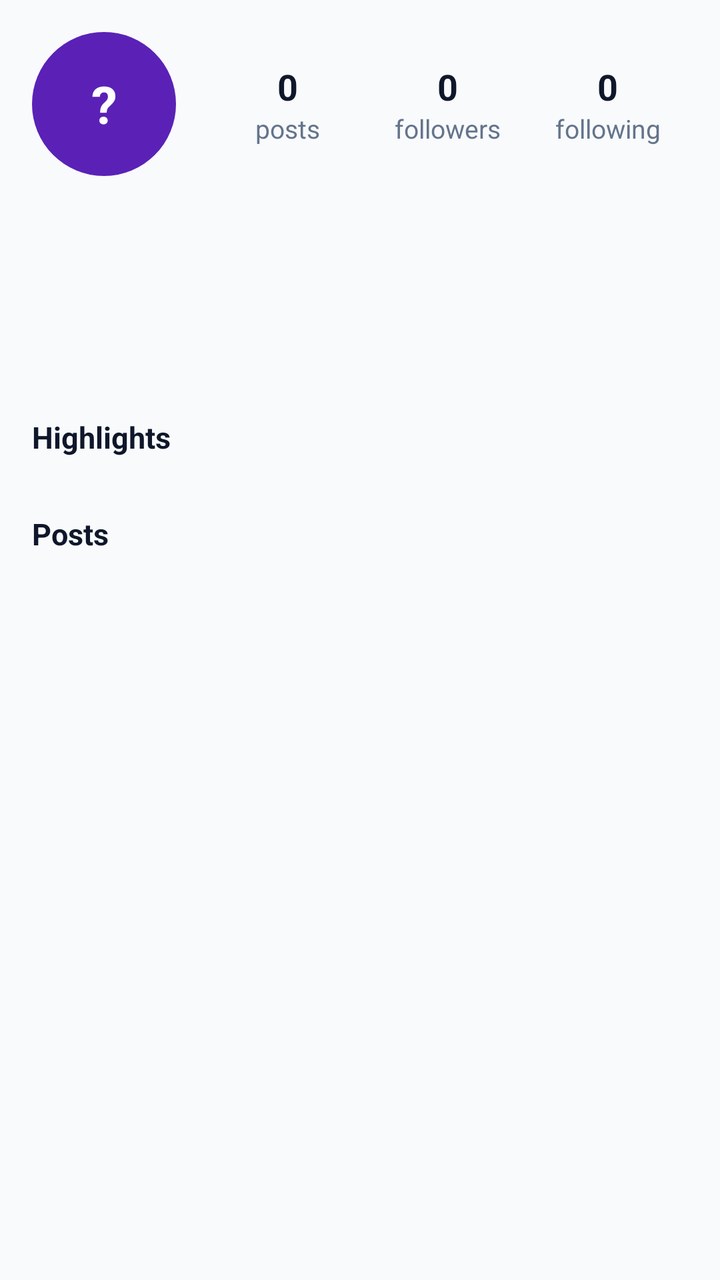
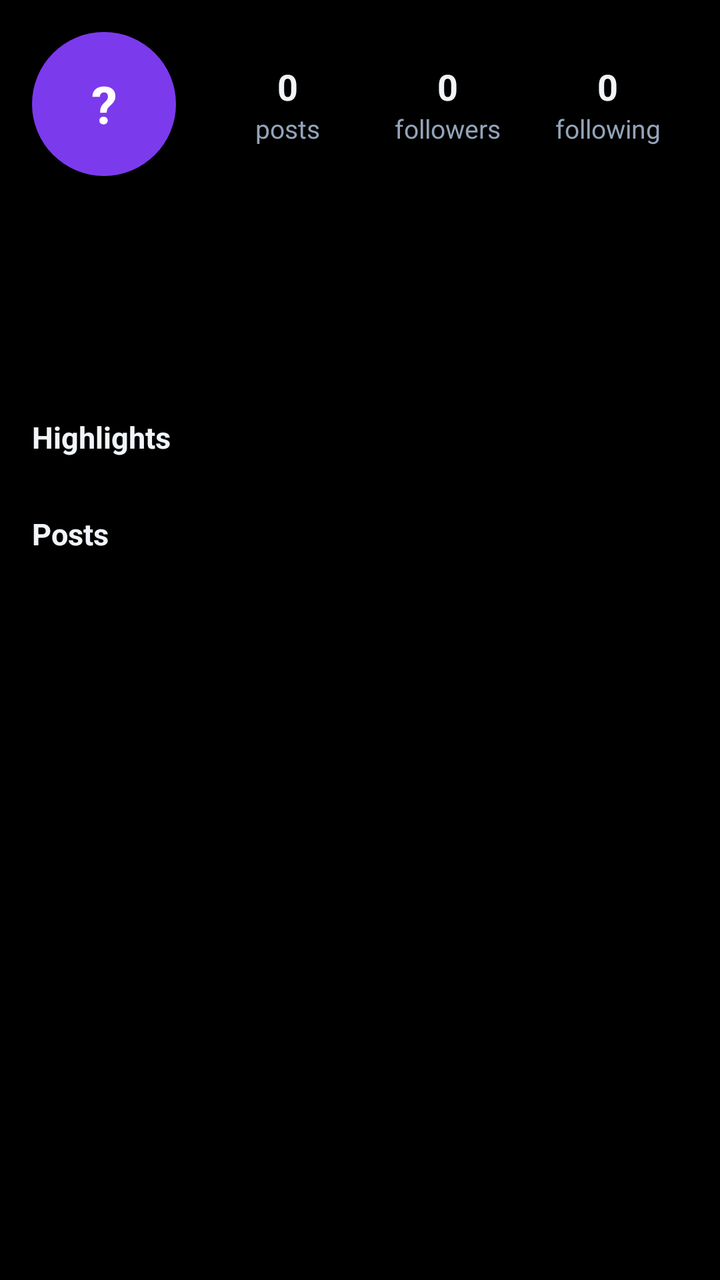

The first picture is an Android layout as it rendered before a commit; the second is the same layout after the commit. The layout source and the unified diff follow.
<!-- AndroidManifest.xml: application theme Theme.PicStory -->
<!-- res/layout/profile_content.xml -->
<?xml version="1.0" encoding="utf-8"?>
<LinearLayout xmlns:android="http://schemas.android.com/apk/res/android"
    android:layout_width="match_parent"
    android:layout_height="wrap_content"
    android:orientation="vertical"
    android:padding="16dp">

    <LinearLayout
        android:layout_width="match_parent"
        android:layout_height="wrap_content"
        android:gravity="center_vertical"
        android:orientation="horizontal">

        <TextView
            android:id="@+id/tvAvatar"
            android:layout_width="72dp"
            android:layout_height="72dp"
            android:background="@drawable/avatar_circle"
            android:gravity="center"
            android:text="?"
            android:textColor="@color/white"
            android:textSize="26sp"
            android:textStyle="bold" />

        <ImageView
            android:id="@+id/ivAvatar"
            android:layout_width="72dp"
            android:layout_height="72dp"
            android:contentDescription="Profile photo"
            android:visibility="gone" />

        <LinearLayout
            android:layout_width="0dp"
            android:layout_height="wrap_content"
            android:layout_marginStart="16dp"
            android:layout_weight="1"
            android:orientation="horizontal">

            <LinearLayout
                android:id="@+id/statPosts"
                android:layout_width="0dp"
                android:layout_height="wrap_content"
                android:layout_weight="1"
                android:gravity="center"
                android:orientation="vertical">

                <TextView
                    android:id="@+id/tvPostsCount"
                    android:layout_width="wrap_content"
                    android:layout_height="wrap_content"
                    android:text="0"
                    android:textColor="@color/textPrimary"
                    android:textSize="18sp"
                    android:textStyle="bold" />

                <TextView
                    android:layout_width="wrap_content"
                    android:layout_height="wrap_content"
                    android:text="@string/posts"
                    android:textColor="@color/textSecondary"
                    android:textSize="13sp" />
            </LinearLayout>

            <LinearLayout
                android:id="@+id/statFollowers"
                android:layout_width="0dp"
                android:layout_height="wrap_content"
                android:layout_weight="1"
                android:gravity="center"
                android:orientation="vertical">

                <TextView
                    android:id="@+id/tvFollowersCount"
                    android:layout_width="wrap_content"
                    android:layout_height="wrap_content"
                    android:text="0"
                    android:textColor="@color/textPrimary"
                    android:textSize="18sp"
                    android:textStyle="bold" />

                <TextView
                    android:layout_width="wrap_content"
                    android:layout_height="wrap_content"
                    android:text="@string/followers"
                    android:textColor="@color/textSecondary"
                    android:textSize="13sp" />
            </LinearLayout>

            <LinearLayout
                android:id="@+id/statFollowing"
                android:layout_width="0dp"
                android:layout_height="wrap_content"
                android:layout_weight="1"
                android:gravity="center"
                android:orientation="vertical">

                <TextView
                    android:id="@+id/tvFollowingCount"
                    android:layout_width="wrap_content"
                    android:layout_height="wrap_content"
                    android:text="0"
                    android:textColor="@color/textPrimary"
                    android:textSize="18sp"
                    android:textStyle="bold" />

                <TextView
                    android:layout_width="wrap_content"
                    android:layout_height="wrap_content"
                    android:text="@string/following"
                    android:textColor="@color/textSecondary"
                    android:textSize="13sp" />
            </LinearLayout>
        </LinearLayout>
    </LinearLayout>

    <TextView
        android:id="@+id/tvName"
        android:layout_width="wrap_content"
        android:layout_height="wrap_content"
        android:layout_marginTop="12dp"
        android:text=""
        android:textColor="@color/textPrimary"
        android:textSize="18sp"
        android:textStyle="bold" />

    <TextView
        android:id="@+id/tvUsername"
        android:layout_width="wrap_content"
        android:layout_height="wrap_content"
        android:text=""
        android:textColor="@color/textSecondary"
        android:textSize="14sp" />

    <TextView
        android:id="@+id/tvBio"
        android:layout_width="match_parent"
        android:layout_height="wrap_content"
        android:layout_marginTop="6dp"
        android:text=""
        android:textColor="@color/textPrimary"
        android:textSize="14sp" />

    <Button
        android:id="@+id/btnMusic"
        android:layout_width="wrap_content"
        android:layout_height="44dp"
        android:layout_marginTop="12dp"
        android:background="@drawable/edit_bg"
        android:text="▶ Play music"
        android:textColor="@color/textPrimary"
        android:textStyle="bold"
        android:visibility="gone" />

    <LinearLayout
        android:layout_width="match_parent"
        android:layout_height="wrap_content"
        android:layout_marginTop="12dp"
        android:orientation="horizontal">

        <Button
            android:id="@+id/btnFollow"
            android:layout_width="0dp"
            android:layout_height="44dp"
            android:layout_weight="1"
            android:background="@drawable/btn_primary"
            android:text="@string/follow"
            android:textColor="@color/white"
            android:textStyle="bold"
            android:visibility="gone" />

        <Button
            android:id="@+id/btnEditProfile"
            android:layout_width="0dp"
            android:layout_height="44dp"
            android:layout_weight="1"
            android:background="@drawable/edit_bg"
            android:text="@string/edit_profile"
            android:textColor="@color/textPrimary"
            android:textStyle="bold"
            android:visibility="gone" />

        <Button
            android:id="@+id/btnNewHighlight"
            android:layout_width="0dp"
            android:layout_height="44dp"
            android:layout_marginStart="8dp"
            android:layout_weight="1"
            android:background="@drawable/edit_bg"
            android:text="@string/new_highlight"
            android:textColor="@color/textPrimary"
            android:textStyle="bold"
            android:visibility="gone" />
    </LinearLayout>

    <LinearLayout
        android:layout_width="match_parent"
        android:layout_height="wrap_content"
        android:layout_marginTop="8dp"
        android:orientation="horizontal">

        <Button
            android:id="@+id/btnSettings"
            android:layout_width="0dp"
            android:layout_height="44dp"
            android:layout_weight="1"
            android:background="@drawable/edit_bg"
            android:text="@string/settings"
            android:textColor="@color/textPrimary"
            android:textStyle="bold"
            android:visibility="gone" />

        <Button
            android:id="@+id/btnLogout"
            android:layout_width="0dp"
            android:layout_height="44dp"
            android:layout_marginStart="8dp"
            android:layout_weight="1"
            android:background="@drawable/edit_bg"
            android:text="@string/logout"
            android:textColor="@color/danger"
            android:textStyle="bold"
            android:visibility="gone" />
    </LinearLayout>

    <TextView
        android:layout_width="wrap_content"
        android:layout_height="wrap_content"
        android:layout_marginTop="20dp"
        android:text="@string/highlights"
        android:textColor="@color/textPrimary"
        android:textSize="15sp"
        android:textStyle="bold" />

    <HorizontalScrollView
        android:layout_width="match_parent"
        android:layout_height="wrap_content"
        android:layout_marginTop="8dp"
        android:scrollbars="none">

        <LinearLayout
            android:id="@+id/highlightsRow"
            android:layout_width="wrap_content"
            android:layout_height="wrap_content"
            android:orientation="horizontal" />
    </HorizontalScrollView>

    <TextView
        android:id="@+id/tvNoHighlights"
        android:layout_width="match_parent"
        android:layout_height="wrap_content"
        android:layout_marginTop="4dp"
        android:text="@string/no_highlights"
        android:textColor="@color/textSecondary"
        android:textSize="13sp"
        android:visibility="gone" />

    <TextView
        android:layout_width="wrap_content"
        android:layout_height="wrap_content"
        android:layout_marginTop="20dp"
        android:text="@string/posts_title"
        android:textColor="@color/textPrimary"
        android:textSize="15sp"
        android:textStyle="bold" />

    <GridView
        android:id="@+id/gvPosts"
        android:layout_width="match_parent"
        android:layout_height="wrap_content"
        android:layout_marginTop="8dp"
        android:horizontalSpacing="2dp"
        android:numColumns="3"
        android:scrollbars="none"
        android:stretchMode="columnWidth"
        android:verticalSpacing="2dp" />

    <TextView
        android:id="@+id/tvEmptyPosts"
        android:layout_width="match_parent"
        android:layout_height="wrap_content"
        android:gravity="center"
        android:padding="24dp"
        android:text="@string/no_posts"
        android:textColor="@color/textSecondary"
        android:textSize="14sp"
        android:visibility="gone" />
</LinearLayout>
<!-- resources referenced by this layout -->
<resources>
  <color name="danger">#DC2626</color>
  <color name="textPrimary">#0F172A</color>
  <color name="textSecondary">#64748B</color>
  <color name="white">#FFFFFF</color>
  <!-- drawable avatar_circle (drawable) -->
  <?xml version="1.0" encoding="utf-8"?>
  <shape xmlns:android="http://schemas.android.com/apk/res/android"
      android:shape="oval">
      <solid android:color="@color/colorPrimary" />
  </shape>
  <!-- drawable btn_primary (drawable) -->
  <?xml version="1.0" encoding="utf-8"?>
  <shape xmlns:android="http://schemas.android.com/apk/res/android"
      android:shape="rectangle">
      <solid android:color="@color/colorPrimary" />
      <corners android:radius="12dp" />
  </shape>
  <!-- drawable edit_bg (drawable) -->
  <?xml version="1.0" encoding="utf-8"?>
  <shape xmlns:android="http://schemas.android.com/apk/res/android"
      android:shape="rectangle">
      <solid android:color="@color/card" />
      <stroke android:width="1dp" android:color="@color/divider" />
      <corners android:radius="12dp" />
  </shape>
  <string name="edit_profile">Edit Profile</string>
  <string name="follow">Follow</string>
  <string name="followers">followers</string>
  <string name="following">following</string>
  <string name="highlights">Highlights</string>
  <string name="logout">Log Out</string>
  <string name="new_highlight">New Highlight</string>
  <string name="no_highlights">No highlights yet — save your stories into one.</string>
  <string name="no_posts">No posts yet.</string>
  <string name="posts">posts</string>
  <string name="posts_title">Posts</string>
  <string name="settings">Settings</string>
  <style name="Theme.PicStory" parent="android:Theme.Material.Light.NoActionBar">
          <item name="android:windowBackground">@color/background</item>
          <item name="android:colorPrimary">@color/colorPrimary</item>
          <item name="android:colorPrimaryDark">@color/colorPrimaryDark</item>
          <item name="android:colorAccent">@color/colorAccent</item>
          <item name="android:textColorPrimary">@color/textPrimary</item>
          <item name="android:textColorSecondary">@color/textSecondary</item>
          <item name="android:windowLightStatusBar">true</item>
      </style>
  <color name="colorPrimary">#5B21B6</color>
  <color name="card">#FFFFFF</color>
  <color name="divider">#E2E8F0</color>
  <color name="background">#F8FAFC</color>
  <color name="colorPrimaryDark">#4C1D95</color>
  <color name="colorAccent">#F59E0B</color>
</resources>

<!-- the commit's change to res/layout/profile_content.xml (unified diff, before → after) -->
@@ -113,32 +113,58 @@
         </LinearLayout>
     </LinearLayout>
 
-    <TextView
-        android:id="@+id/tvName"
-        android:layout_width="wrap_content"
+    
+    <LinearLayout
+        android:layout_width="match_parent"
         android:layout_height="wrap_content"
         android:layout_marginTop="12dp"
-        android:text=""
-        android:textColor="@color/textPrimary"
-        android:textSize="18sp"
-        android:textStyle="bold" />
-
-    <TextView
-        android:id="@+id/tvUsername"
-        android:layout_width="wrap_content"
-        android:layout_height="wrap_content"
-        android:text=""
-        android:textColor="@color/textSecondary"
-        android:textSize="14sp" />
-
-    <TextView
-        android:id="@+id/tvBio"
-        android:layout_width="match_parent"
-        android:layout_height="wrap_content"
-        android:layout_marginTop="6dp"
-        android:text=""
-        android:textColor="@color/textPrimary"
-        android:textSize="14sp" />
+        android:gravity="center_vertical"
+        android:orientation="horizontal">
+
+        <LinearLayout
+            android:layout_width="0dp"
+            android:layout_height="wrap_content"
+            android:layout_weight="1"
+            android:orientation="vertical">
+
+            <TextView
+                android:id="@+id/tvName"
+                android:layout_width="wrap_content"
+                android:layout_height="wrap_content"
+                android:text=""
+                android:textColor="@color/textPrimary"
+                android:textSize="18sp"
+                android:textStyle="bold" />
+
+            <TextView
+                android:id="@+id/tvUsername"
+                android:layout_width="wrap_content"
+                android:layout_height="wrap_content"
+                android:text=""
+                android:textColor="@color/textSecondary"
+                android:textSize="14sp" />
+
+            <TextView
+                android:id="@+id/tvBio"
+                android:layout_width="match_parent"
+                android:layout_height="wrap_content"
+                android:layout_marginTop="6dp"
+                android:text=""
+                android:textColor="@color/textPrimary"
+                android:textSize="14sp" />
+        </LinearLayout>
+
+        <Button
+            android:id="@+id/btnMessage"
+            android:layout_width="wrap_content"
+            android:layout_height="44dp"
+            android:layout_marginStart="12dp"
+            android:background="@drawable/btn_primary"
+            android:text="✉ Message"
+            android:textColor="@color/white"
+            android:textStyle="bold"
+            android:visibility="gone" />
+    </LinearLayout>
 
     <Button
         android:id="@+id/btnMusic"
<!-- resource entries referenced after the edit -->
@@ -1,8 +1,8 @@
 <!-- resources referenced by this layout -->
 <resources>
-  <color name="danger">#DC2626</color>
-  <color name="textPrimary">#0F172A</color>
-  <color name="textSecondary">#64748B</color>
+  <color name="danger">#F87171</color>
+  <color name="textPrimary">#F1F5F9</color>
+  <color name="textSecondary">#94A3B8</color>
   <color name="white">#FFFFFF</color>
   <!-- drawable avatar_circle (drawable) -->
   <?xml version="1.0" encoding="utf-8"?>
@@ -37,20 +37,20 @@
   <string name="posts">posts</string>
   <string name="posts_title">Posts</string>
   <string name="settings">Settings</string>
-  <style name="Theme.PicStory" parent="android:Theme.Material.Light.NoActionBar">
+  <style name="Theme.PicStory" parent="android:Theme.Material.NoActionBar">
           <item name="android:windowBackground">@color/background</item>
           <item name="android:colorPrimary">@color/colorPrimary</item>
           <item name="android:colorPrimaryDark">@color/colorPrimaryDark</item>
           <item name="android:colorAccent">@color/colorAccent</item>
           <item name="android:textColorPrimary">@color/textPrimary</item>
           <item name="android:textColorSecondary">@color/textSecondary</item>
-          <item name="android:windowLightStatusBar">true</item>
+          <item name="android:windowLightStatusBar">false</item>
       </style>
-  <color name="colorPrimary">#5B21B6</color>
-  <color name="card">#FFFFFF</color>
-  <color name="divider">#E2E8F0</color>
-  <color name="background">#F8FAFC</color>
-  <color name="colorPrimaryDark">#4C1D95</color>
-  <color name="colorAccent">#F59E0B</color>
+  <color name="colorPrimary">#7C3AED</color>
+  <color name="card">#111111</color>
+  <color name="divider">#262626</color>
+  <color name="background">#000000</color>
+  <color name="colorPrimaryDark">#5B21B6</color>
+  <color name="colorAccent">#FBBF24</color>
 </resources>
 
